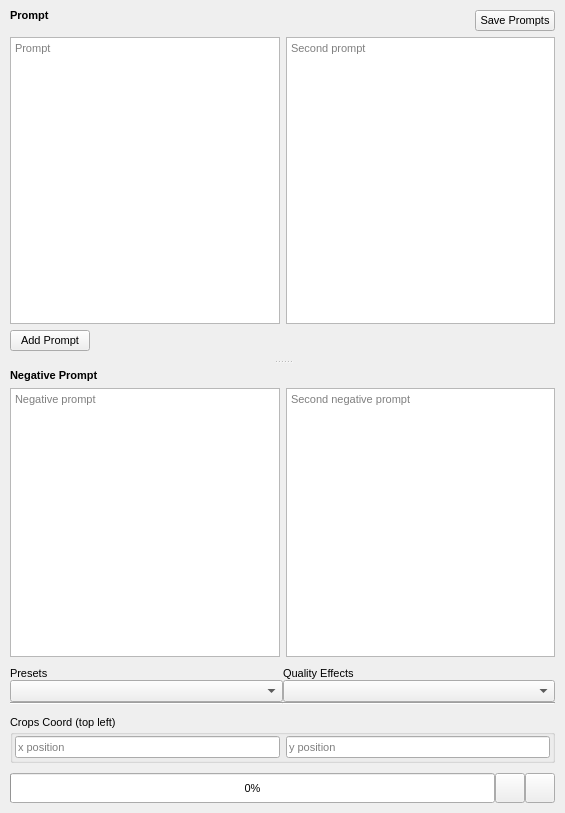
Old version of the form src/airunner/gui/widgets/stablediffusion/templates/stablediffusion_generator_form.ui in the repository Capsize-Games/airunner.
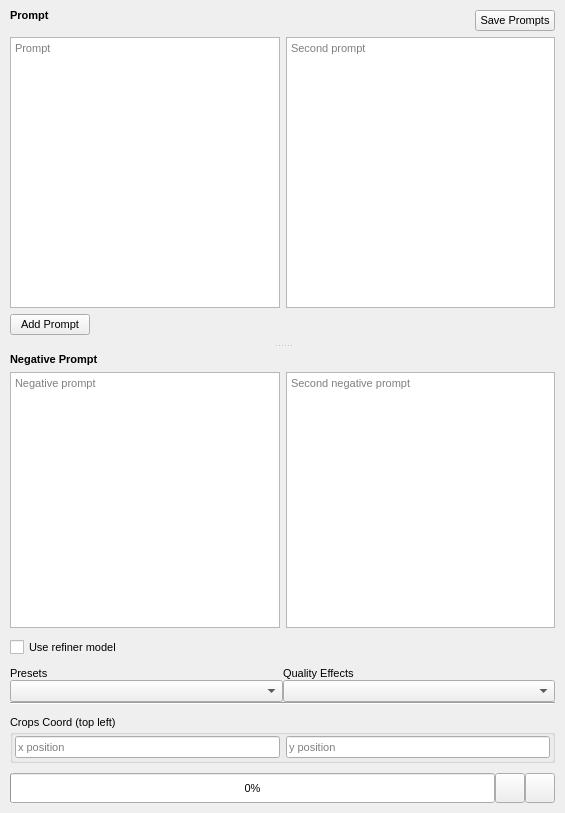
New version of the form. Icons and pictures are not drawn.

Commit message: adds optional refiner model for SDXL

The edit to the form file:
```diff
--- a/src/airunner/gui/widgets/stablediffusion/templates/stablediffusion_generator_form.ui
+++ b/src/airunner/gui/widgets/stablediffusion/templates/stablediffusion_generator_form.ui
@@ -337,6 +337,16 @@
             </layout>
            </widget>
           </item>
+          <item row="1" column="0">
+           <widget class="QCheckBox" name="use_refiner_checkbox">
+            <property name="toolTip">
+             <string>Uses second refiner model to enhance image</string>
+            </property>
+            <property name="text">
+             <string>Use refiner model</string>
+            </property>
+           </widget>
+          </item>
          </layout>
         </widget>
        </widget>
```
Left out of the diff: 17 changed lines with no effect on the pictures. The commit also changes 5 other files.
